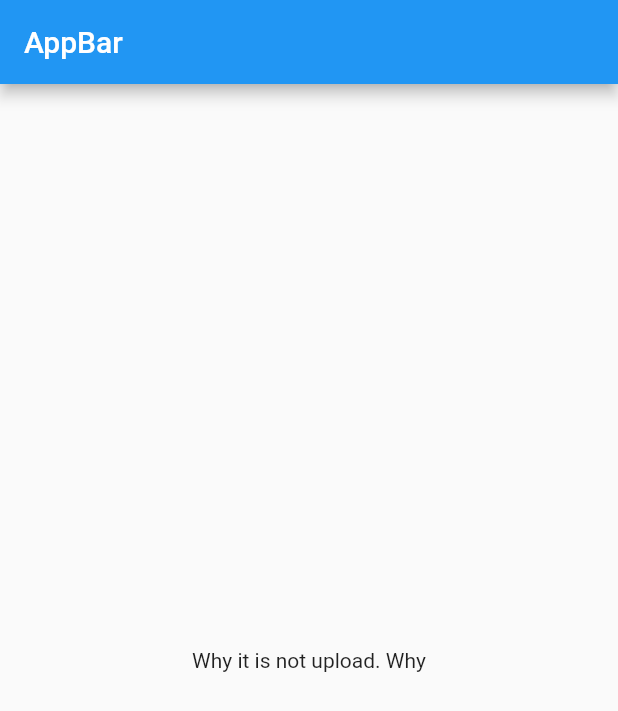
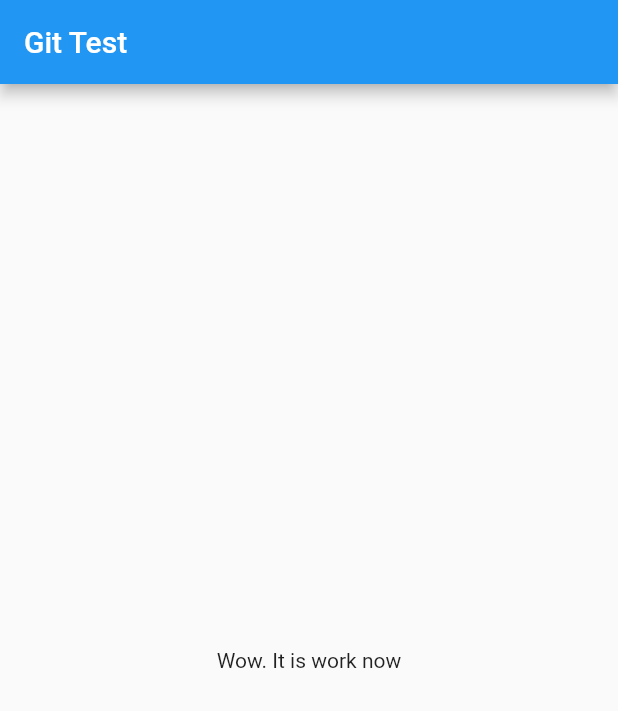
Before and after one commit to Masrafi/Test, a Flutter app: the screen it shows after launch, on a phone screen of 412 x 824 dp. Shown: the top 711 px of the screen. Run offline on Flutter 3.47's test engine with Material 2 defaults, Android fonts, the phone set to English and light mode, and no system bars.

Commit message:
Again Add

```diff
--- a/lib/main.dart
+++ b/lib/main.dart
@@ -22,9 +22,9 @@ class NewsScreen extends StatelessWidget {
   Widget build(BuildContext context) {
     return Scaffold(
       appBar: AppBar(
-        title: Text("AppBar"),
+        title: Text("Git Test"),
       ),
-      body: Center(child: Text("Why it is not upload. Why")),
+      body: Center(child: Text("Wow. It is work now")),
     );
   }
 }
```
